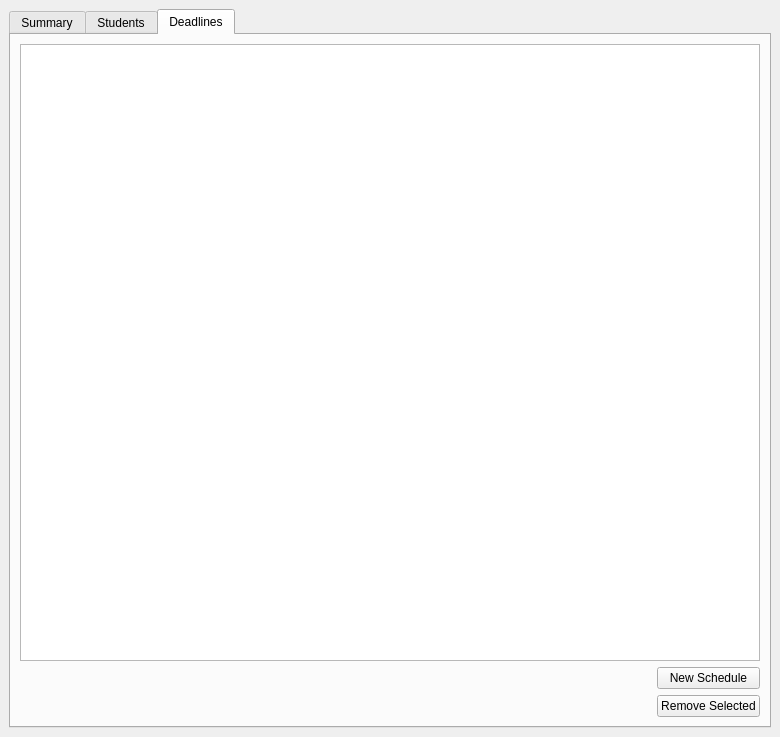
First picture: the form in ui/dashboard_ui_JL.ui, repository awesome121/Peer-Review-Research-Tool, before the edit.
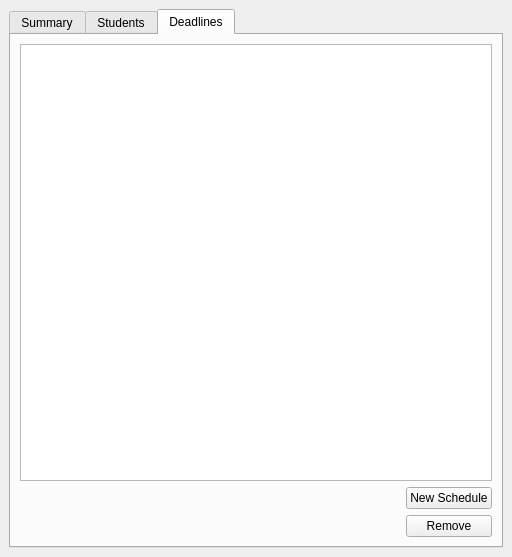
Second picture: the form after the edit. The open tabs and pages were chosen to show the change.

Commit message: Import button, email list table

Patch:
```diff
--- a/ui/dashboard_ui_JL.ui
+++ b/ui/dashboard_ui_JL.ui
@@ -6,8 +6,8 @@
    <rect>
     <x>0</x>
     <y>0</y>
-    <width>780</width>
-    <height>737</height>
+    <width>512</width>
+    <height>557</height>
    </rect>
   </property>
   <property name="windowTitle">
@@ -243,7 +243,7 @@
           <item row="1" column="2">
            <widget class="QPushButton" name="pushButton_8">
             <property name="text">
-             <string>Remove Selected</string>
+             <string>Remove</string>
             </property>
            </widget>
           </item>
```
Left out of the diff: 8 changed lines with no effect on the pictures. The commit also changes 3 other files.
